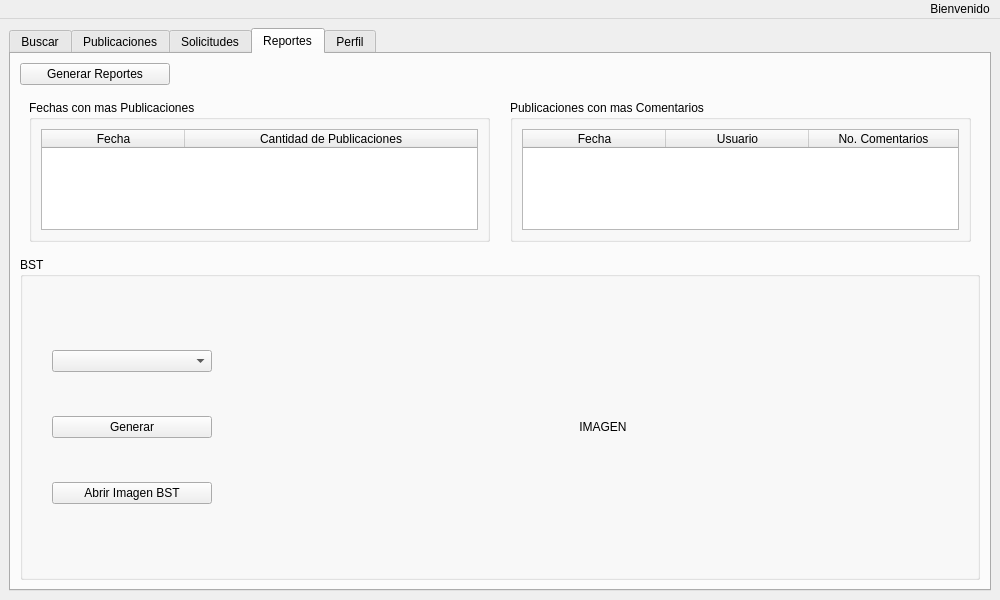
Above: Fase2/windowuser.ui from D3r3-k/-EDD-Proyecto_202001151 before the change. Below: the same form after it.
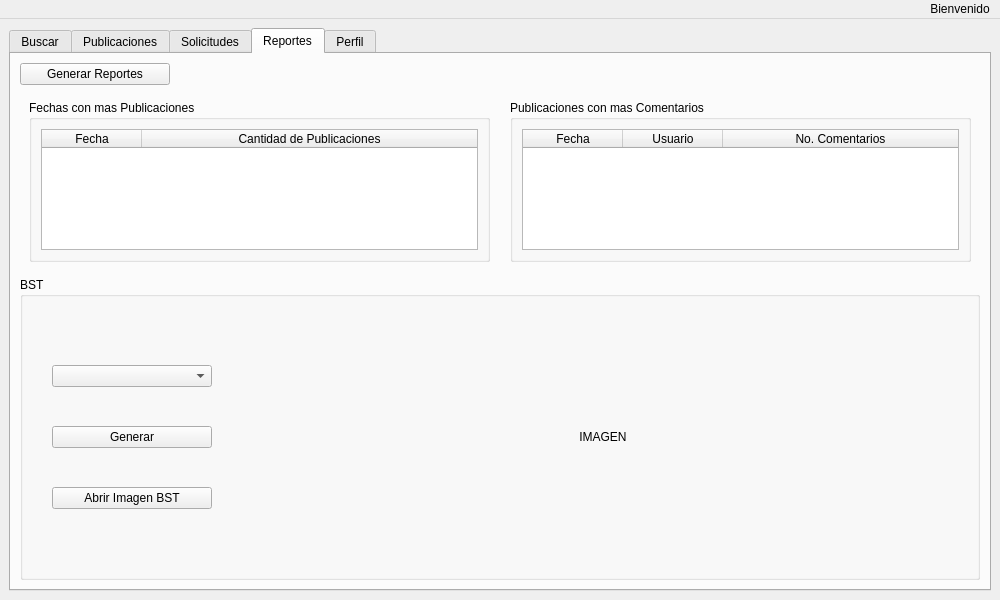
That is the form after the change. Icons and pictures are not drawn.

Patch:
```diff
--- a/Fase2/windowuser.ui
+++ b/Fase2/windowuser.ui
@@ -534,7 +534,7 @@
           <property name="maximumSize">
            <size>
             <width>16777215</width>
-            <height>160</height>
+            <height>180</height>
            </size>
           </property>
           <layout class="QHBoxLayout" name="horizontalLayout_solicitudes_2">
@@ -549,42 +549,15 @@
              <layout class="QVBoxLayout" name="verticalLayout_17">
               <item>
                <widget class="QTableWidget" name="tableRepoPublicaciones">
-                <property name="maximumSize">
-                 <size>
-                  <width>981</width>
-                  <height>341</height>
-                 </size>
-                </property>
                 <property name="editTriggers">
                  <set>QAbstractItemView::EditTrigger::NoEditTriggers</set>
                 </property>
-                <property name="sortingEnabled">
-                 <bool>true</bool>
-                </property>
                 <property name="columnCount">
                  <number>2</number>
                 </property>
-                <attribute name="horizontalHeaderCascadingSectionResizes">
-                 <bool>true</bool>
-                </attribute>
-                <attribute name="horizontalHeaderMinimumSectionSize">
-                 <number>100</number>
-                </attribute>
-                <attribute name="horizontalHeaderDefaultSectionSize">
-                 <number>143</number>
-                </attribute>
                 <attribute name="horizontalHeaderStretchLastSection">
                  <bool>true</bool>
                 </attribute>
-                <attribute name="verticalHeaderCascadingSectionResizes">
-                 <bool>true</bool>
-                </attribute>
-                <attribute name="verticalHeaderShowSortIndicator" stdset="0">
-                 <bool>true</bool>
-                </attribute>
-                <attribute name="verticalHeaderStretchLastSection">
-                 <bool>true</bool>
-                </attribute>
                 <column>
                  <property name="text">
                   <string>Fecha</string>
@@ -608,42 +581,15 @@
              <layout class="QVBoxLayout" name="verticalLayout_16">
               <item>
                <widget class="QTableWidget" name="tableRepoComentarios">
-                <property name="maximumSize">
-                 <size>
-                  <width>981</width>
-                  <height>200</height>
-                 </size>
-                </property>
                 <property name="editTriggers">
                  <set>QAbstractItemView::EditTrigger::NoEditTriggers</set>
                 </property>
-                <property name="sortingEnabled">
-                 <bool>true</bool>
-                </property>
                 <property name="columnCount">
                  <number>3</number>
                 </property>
-                <attribute name="horizontalHeaderCascadingSectionResizes">
-                 <bool>true</bool>
-                </attribute>
-                <attribute name="horizontalHeaderMinimumSectionSize">
-                 <number>100</number>
-                </attribute>
-                <attribute name="horizontalHeaderDefaultSectionSize">
-                 <number>143</number>
-                </attribute>
                 <attribute name="horizontalHeaderStretchLastSection">
                  <bool>true</bool>
                 </attribute>
-                <attribute name="verticalHeaderCascadingSectionResizes">
-                 <bool>true</bool>
-                </attribute>
-                <attribute name="verticalHeaderShowSortIndicator" stdset="0">
-                 <bool>true</bool>
-                </attribute>
-                <attribute name="verticalHeaderStretchLastSection">
-                 <bool>true</bool>
-                </attribute>
                 <column>
                  <property name="text">
                   <string>Fecha</string>
```
Left out of the diff: 8 changed lines with no effect on the pictures.
